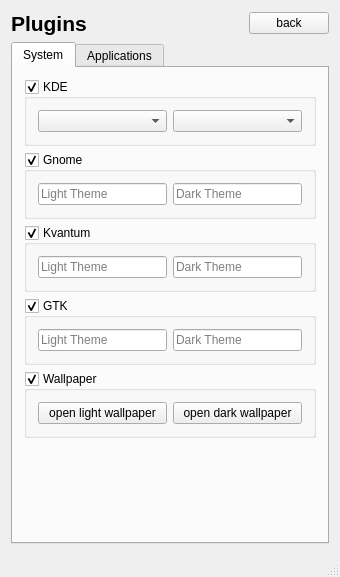
Before: the Qt Designer form src/ui/settings.ui in oskarsh/Yin-Yang, drawn with Qt 5.
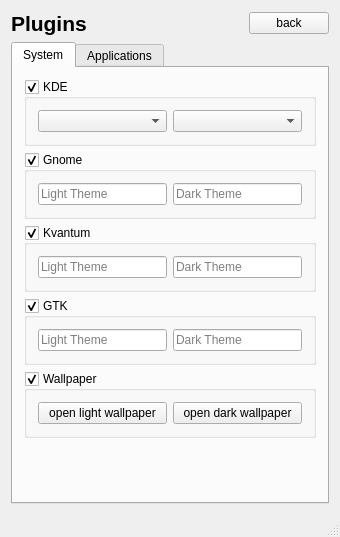
After: the same form once the commit is applied. Icons and pictures are not drawn.

Commit message: Set window size to fixed

Diff of the .ui file:
```diff
--- a/src/ui/settings.ui
+++ b/src/ui/settings.ui
@@ -10,9 +10,15 @@
     <x>0</x>
     <y>0</y>
     <width>340</width>
-    <height>577</height>
+    <height>537</height>
    </rect>
   </property>
+  <property name="maximumSize">
+   <size>
+    <width>340</width>
+    <height>537</height>
+   </size>
+  </property>
   <property name="baseSize">
    <size>
     <width>260</width>
```
Left out of the diff: 3 changed lines with no effect on the pictures. The commit also changes 3 other files.
